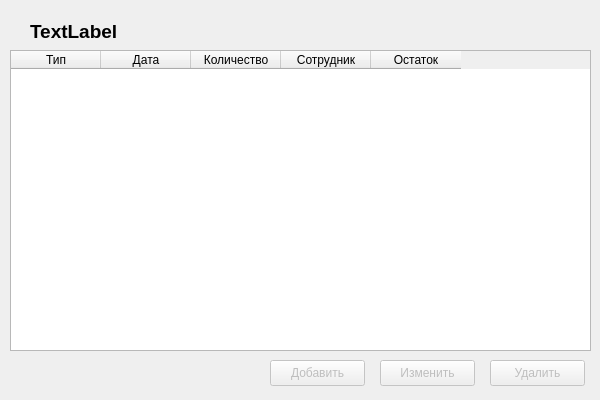
Above: ui/ShowRegistrations.ui from ismd/4med before the change. Below: the same form after it.
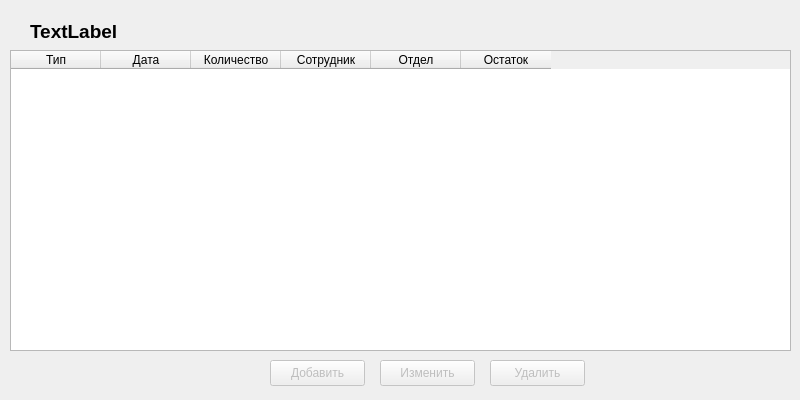
That is the form after the change.

Commit message: Now it's possible to add registration by any recipient to any department

What changed in the file:
```diff
--- a/ui/ShowRegistrations.ui
+++ b/ui/ShowRegistrations.ui
@@ -6,7 +6,7 @@
    <rect>
     <x>0</x>
     <y>0</y>
-    <width>600</width>
+    <width>800</width>
     <height>400</height>
    </rect>
   </property>
@@ -24,7 +24,7 @@
     <rect>
      <x>10</x>
      <y>50</y>
-     <width>581</width>
+     <width>781</width>
      <height>301</height>
     </rect>
    </property>
@@ -54,6 +54,11 @@
      <string>Сотрудник</string>
     </property>
    </column>
+   <column>
+    <property name="text">
+     <string>Отдел</string>
+    </property>
+   </column>
    <column>
     <property name="text">
      <string>Остаток</string>
```
The commit also changes 7 other files.
